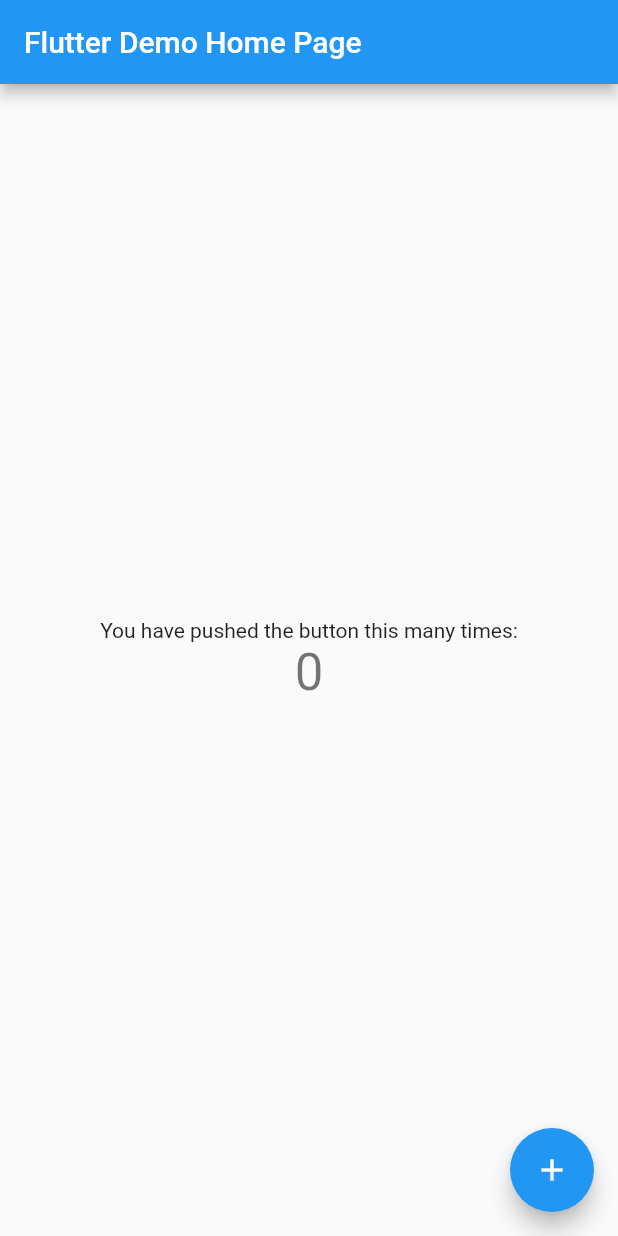
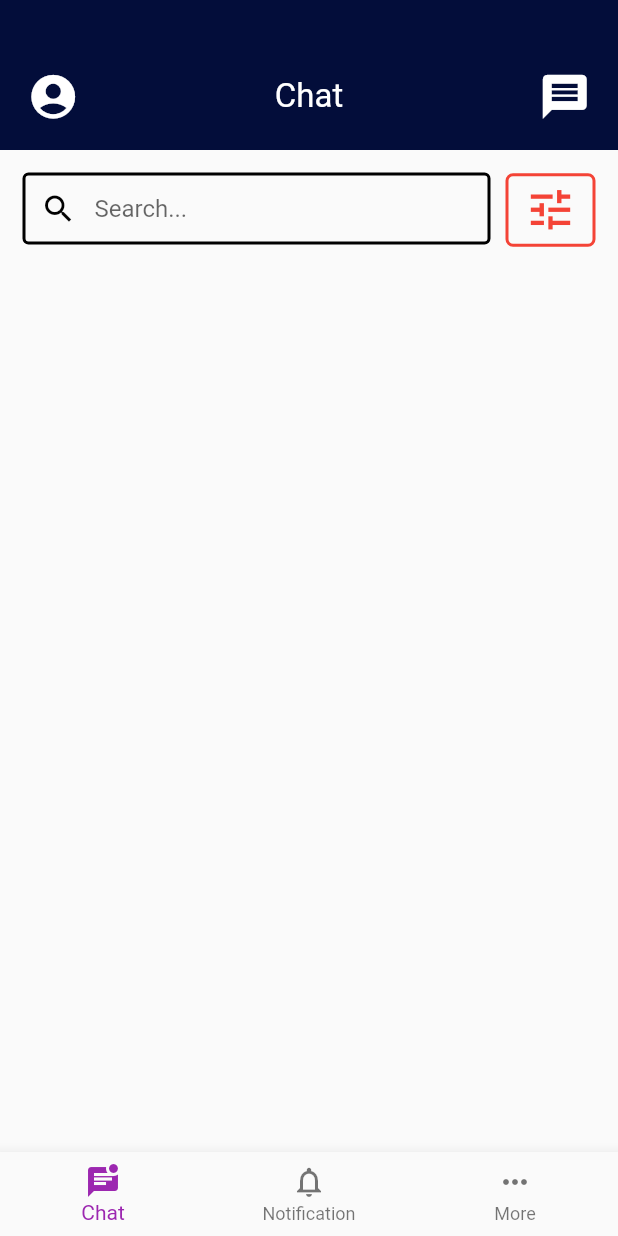
Before and after one commit to KozlovITech/test_task_yako, a Flutter app: the screen it shows after launch, on a phone screen of 412 x 824 dp. Run offline on Flutter 3.47's test engine with Material 2 defaults, Android fonts, the light colour scheme and no system bars.

Commit message:
Added AppBar, BottomNavigationBar, Search and button.
Added AppBar and BottomNavigationBar with three elements. In the body of the screen, the ability to enter text using a TextField and a settings button have been added. Added directories where files are placed

```diff
--- a/lib/main.dart
+++ b/lib/main.dart
@@ -1,115 +1,6 @@
 import 'package:flutter/material.dart';
+import 'package:yako_task/test_app.dart';
 
 void main() {
-  runApp(const MyApp());
+  runApp(const TestApp());
 }
-
-class MyApp extends StatelessWidget {
-  const MyApp({super.key});
-
-  // This widget is the root of your application.
-  @override
-  Widget build(BuildContext context) {
-    return MaterialApp(
-      title: 'Flutter Demo',
-      theme: ThemeData(
-        // This is the theme of your application.
-        //
-        // Try running your application with "flutter run". You'll see the
-        // application has a blue toolbar. Then, without quitting the app, try
-        // changing the primarySwatch below to Colors.green and then invoke
-        // "hot reload" (press "r" in the console where you ran "flutter run",
-        // or simply save your changes to "hot reload" in a Flutter IDE).
-        // Notice that the counter didn't reset back to zero; the application
-        // is not restarted.
-        primarySwatch: Colors.blue,
-      ),
-      home: const MyHomePage(title: 'Flutter Demo Home Page'),
-    );
-  }
-}
-
-class MyHomePage extends StatefulWidget {
-  const MyHomePage({super.key, required this.title});
-
-  // This widget is the home page of your application. It is stateful, meaning
-  // that it has a State object (defined below) that contains fields that affect
-  // how it looks.
-
-  // This class is the configuration for the state. It holds the values (in this
-  // case the title) provided by the parent (in this case the App widget) and
-  // used by the build method of the State. Fields in a Widget subclass are
-  // always marked "final".
-
-  final String title;
-
-  @override
-  State<MyHomePage> createState() => _MyHomePageState();
-}
-
-class _MyHomePageState extends State<MyHomePage> {
-  int _counter = 0;
-
-  void _incrementCounter() {
-    setState(() {
-      // This call to setState tells the Flutter framework that something has
-      // changed in this State, which causes it to rerun the build method below
-      // so that the display can reflect the updated values. If we changed
-      // _counter without calling setState(), then the build method would not be
-      // called again, and so nothing would appear to happen.
-      _counter++;
-    });
-  }
-
-  @override
-  Widget build(BuildContext context) {
-    // This method is rerun every time setState is called, for instance as done
-    // by the _incrementCounter method above.
-    //
-    // The Flutter framework has been optimized to make rerunning build methods
-    // fast, so that you can just rebuild anything that needs updating rather
-    // than having to individually change instances of widgets.
-    return Scaffold(
-      appBar: AppBar(
-        // Here we take the value from the MyHomePage object that was created by
-        // the App.build method, and use it to set our appbar title.
-        title: Text(widget.title),
-      ),
-      body: Center(
-        // Center is a layout widget. It takes a single child and positions it
-        // in the middle of the parent.
-        child: Column(
-          // Column is also a layout widget. It takes a list of children and
-          // arranges them vertically. By default, it sizes itself to fit its
-          // children horizontally, and tries to be as tall as its parent.
-          //
-          // Invoke "debug painting" (press "p" in the console, choose the
-          // "Toggle Debug Paint" action from the Flutter Inspector in Android
-          // Studio, or the "Toggle Debug Paint" command in Visual Studio Code)
-          // to see the wireframe for each widget.
-          //
-          // Column has various properties to control how it sizes itself and
-          // how it positions its children. Here we use mainAxisAlignment to
-          // center the children vertically; the main axis here is the vertical
-          // axis because Columns are vertical (the cross axis would be
-          // horizontal).
-          mainAxisAlignment: MainAxisAlignment.center,
-          children: <Widget>[
-            const Text(
-              'You have pushed the button this many times:',
-            ),
-            Text(
-              '$_counter',
-              style: Theme.of(context).textTheme.headlineMedium,
-            ),
-          ],
-        ),
-      ),
-      floatingActionButton: FloatingActionButton(
-        onPressed: _incrementCounter,
-        tooltip: 'Increment',
-        child: const Icon(Icons.add),
-      ), // This trailing comma makes auto-formatting nicer for build methods.
-    );
-  }
-}
--- /dev/null
+++ b/lib/src/pages/main_page.dart
@@ -0,0 +1,71 @@
+import 'package:flutter/material.dart';
+
+import '../screens/chat_page_screen.dart';
+
+class MainPage extends StatefulWidget {
+  const MainPage({Key? key}) : super(key: key);
+
+  @override
+  State<MainPage> createState() => _MainPageState();
+}
+
+class _MainPageState extends State<MainPage> {
+  @override
+  Widget build(BuildContext context) {
+    return Scaffold(
+      appBar: PreferredSize(
+        preferredSize: const Size.fromHeight(100.0),
+        child: Container(
+          color: const Color.fromARGB(255, 3, 13, 58),
+          padding: const EdgeInsets.fromLTRB(10, 0, 10, 10),
+          child: Column(
+            mainAxisAlignment: MainAxisAlignment.end,
+            children: [
+              Row(
+                mainAxisAlignment: MainAxisAlignment.spaceBetween,
+                children: [
+                  IconButton(
+                    onPressed: () {},
+                    icon: const Icon(
+                      Icons.account_circle_rounded,
+                      color: Colors.white,
+                    ),
+                    iconSize: 35,
+                  ),
+                  const Text(
+                    "Chat",
+                    style: TextStyle(color: Colors.white, fontSize: 22),
+                  ),
+                  IconButton(
+                    onPressed: () {},
+                    icon: const Icon(
+                      Icons.message,
+                      color: Colors.white,
+                    ),
+                    iconSize: 35,
+                  ),
+                ],
+              ),
+            ],
+          ),
+        ),
+      ),
+      body: const ChatPageScreen(),
+      bottomNavigationBar:
+          BottomNavigationBar(items: const <BottomNavigationBarItem>[
+        BottomNavigationBarItem(
+          icon: Icon(Icons.mark_unread_chat_alt),
+          label: 'Chat',
+        ),
+        BottomNavigationBarItem(
+          icon: Icon(Icons.notifications_none_outlined),
+          label: 'Notification',
+        ),
+        BottomNavigationBarItem(
+          icon: Icon(Icons.more_horiz_outlined),
+          label: 'More',
+        ),
+      ]),
+    );
+  }
+}
--- /dev/null
+++ b/lib/src/screens/chat_page_screen.dart
@@ -0,0 +1,62 @@
+import 'package:flutter/material.dart';
+
+class ChatPageScreen extends StatefulWidget {
+  const ChatPageScreen({Key? key}) : super(key: key);
+
+  @override
+  State<ChatPageScreen> createState() => _ChatPageScreenState();
+}
+
+class _ChatPageScreenState extends State<ChatPageScreen> {
+  @override
+  Widget build(BuildContext context) {
+    return Container(
+      padding: const EdgeInsets.fromLTRB(15, 15, 15, 0),
+      child: Row(
+        mainAxisAlignment: MainAxisAlignment.spaceBetween,
+        children: [
+          const Expanded(
+            child: SizedBox(
+              height: 50,
+              child: TextField(
+                decoration: InputDecoration(
+                  enabledBorder: OutlineInputBorder(
+                    borderSide: BorderSide(width: 2, color: Colors.black),
+                  ),
+                  hintText: "Search...",
+                  prefixIcon: Icon(
+                    Icons.search,
+                    color: Colors.black,
+                  ),
+                  contentPadding: EdgeInsets.only(top: 5),
+                ),
+              ),
+            ),
+          ),
+          const SizedBox(width: 10),
+          Container(
+            alignment: Alignment.center,
+            height: 49,
+            width: 60,
+            decoration: ShapeDecoration(
+              shape: RoundedRectangleBorder(
+                borderRadius: BorderRadius.circular(5),
+                side: const BorderSide(
+                  color: Colors.red,
+                  width: 2,
+                ),
+              ),
+            ),
+            child: IconButton(
+              padding: EdgeInsets.zero,
+              icon: const Icon(Icons.tune),
+              color: Colors.red,
+              iconSize: 35,
+              onPressed: () {},
+            ),
+          )
+        ],
+      ),
+    );
+  }
+}
--- /dev/null
+++ b/lib/test_app.dart
@@ -0,0 +1,18 @@
+import 'package:flutter/material.dart';
+import 'package:yako_task/src/pages/main_page.dart';
+
+class TestApp extends StatelessWidget {
+  const TestApp({super.key});
+
+  @override
+  Widget build(BuildContext context) {
+    return MaterialApp(
+      title: 'Flutter Demo',
+      theme: ThemeData(
+        primarySwatch: Colors.purple,
+      ),
+      home: const MainPage(),
+      debugShowCheckedModeBanner: false,
+    );
+  }
+}
```
